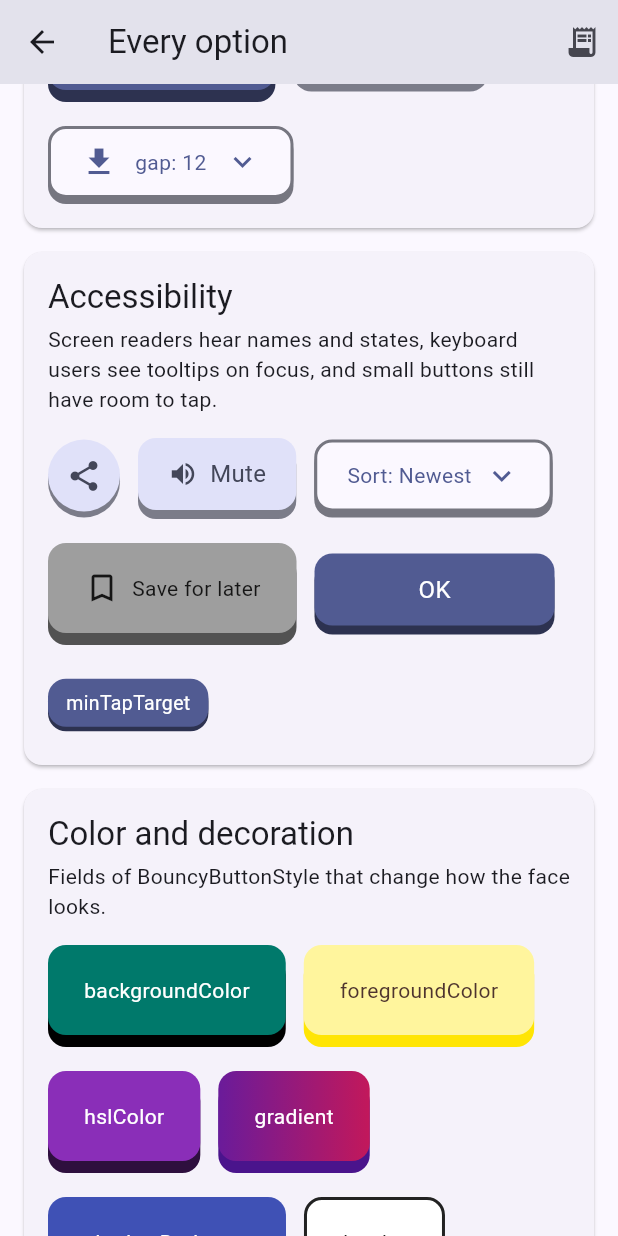
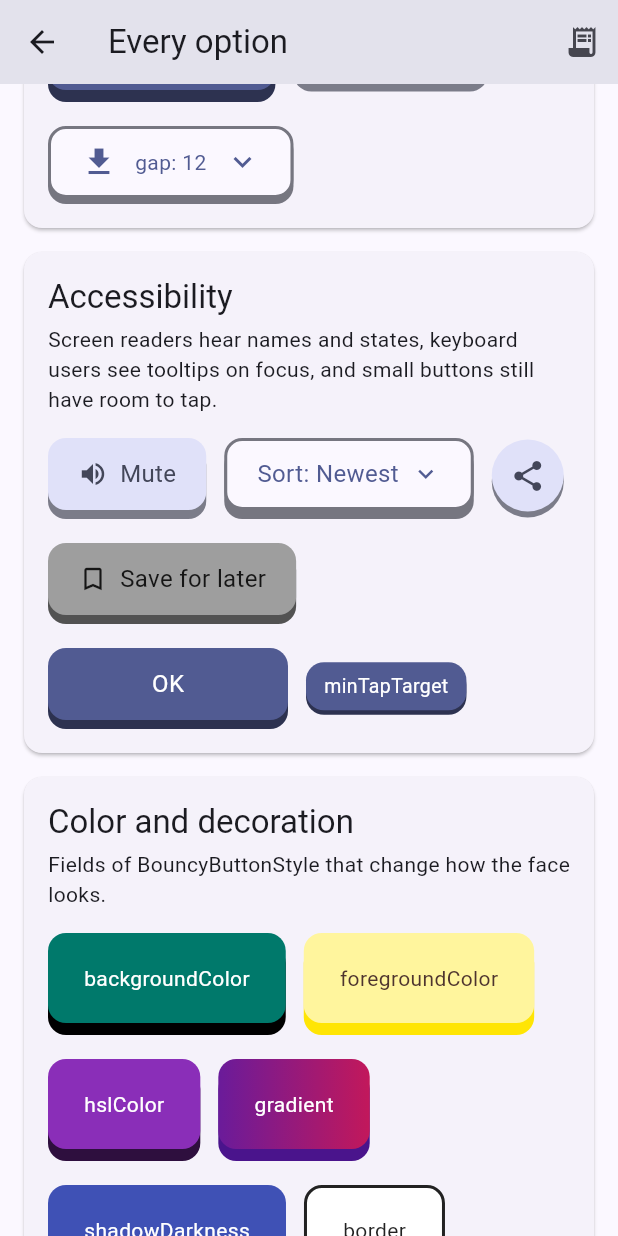
Before and after one commit to Ibrahim-Lokman/bouncy_button, a Flutter app: the GalleryPage screen opened directly, scrolled down 2304 dp, on a phone screen of 412 x 824 dp. Run offline on Flutter 3.47's test engine with Material 3 defaults, Android fonts, the phone set to English and light mode, and no system bars.

Commit message:
Fix issues from the second review
- The loading spinner takes the color of the loading text, including a
  color from style.textStyle. Tests cover that and a disabled spinner.
- The screenshot tests show a disabled loading button again, next to the
  enabled one.
- Release checklist: push the tag before publishing, and check that the
  README's images load, as they come from the tag.
- Example: Features cards keep their state when scrolled away, the theme
  demo keeps the app's haptics and sound settings, and the Gallery reuses
  the tour's accessibility demo instead of a copy.
- The tour tests reset the once-per-run warnings and keep other output.
- make_gifs.sh starts a full run clean, removes GIFs of screenshot-only
  features, and stops clearly when no frames were recorded.

```diff
--- a/example/lib/screens/gallery_screen.dart
+++ b/example/lib/screens/gallery_screen.dart
@@ -4,6 +4,7 @@ import 'package:flutter/material.dart';
 
 import '../data/mock_backend.dart';
 import '../state/demo_scope.dart';
+import '../tour/accessibility_demos.dart';
 import '../widgets/demo_section.dart';
 
 /// Shows every public option of the package, grouped by purpose.
@@ -27,17 +28,6 @@ class _GalleryScreenState extends State<GalleryScreen> {
   }
 
   bool _externalLoading = false;
-  bool _muted = false;
-  String _sort = 'Newest';
-  bool _sortOpen = false;
-
-  void _setSortOpen(bool open) {
-    // The menu can close as the screen goes away.
-    if (mounted) {
-      setState(() => _sortOpen = open);
-    }
-  }
-
   Set<String> _view = {'week'};
   Set<String> _formats = {'bold'};
 
@@ -320,56 +310,9 @@ class _GalleryScreenState extends State<GalleryScreen> {
       subtitle: 'Screen readers hear names and states, keyboard users see '
           'tooltips on focus, and small buttons still have room to tap.',
       children: [
-        // An icon alone gives screen readers nothing to read, so this
-        // constructor requires a tooltip.
-        BouncyButton.icon(
-          onPressed: _log('Share'),
-          tooltip: 'Share',
-          icon: const Icon(Icons.share),
-        ),
-        // The label stays "Mute". Screen readers add "checked" or "not
-        // checked", and the style shows the state.
-        BouncyButton(
-          isSelected: _muted,
-          onPressed: () {
-            setState(() => _muted = !_muted);
-            DemoScope.read(context).log.add(_muted ? 'Muted' : 'Unmuted');
-          },
-          style: BouncyButtonStyle.fromSize(BouncyButtonSize.medium).copyWith(
-            fill: _muted ? BouncyButtonFill.filled : BouncyButtonFill.tonal,
-          ),
-          leading: Icon(_muted ? Icons.volume_off : Icons.volume_up),
-          child: const Text('Mute'),
-        ),
-        // Screen readers hear whether the menu is open.
-        MenuAnchor(
-          onOpen: () => _setSortOpen(true),
-          onClose: () => _setSortOpen(false),
-          menuChildren: [
-            for (final option in ['Newest', 'Price', 'Rating'])
-              MenuItemButton(
-                onPressed: () {
-                  setState(() => _sort = option);
-                  DemoScope.read(context).log.add('Sorted by $option');
-                },
-                child: Text(option),
-              ),
-          ],
-          builder: (context, menu, _) => BouncyButton(
-            expanded: _sortOpen,
-            onPressed: () => menu.isOpen ? menu.close() : menu.open(),
-            style: BouncyButtonStyle.outlined,
-            trailing: Icon(_sortOpen ? Icons.expand_less : Icons.expand_more),
-            child: Text('Sort: $_sort'),
-          ),
-        ),
-        // Tells people why they can't use it, on hover, long press, and to
-        // screen readers.
-        const BouncyButton(
-          disabledReason: 'Sign in to save items',
-          leading: Icon(Icons.bookmark_border),
-          child: Text('Save for later'),
-        ),
+        // The toggle, menu, icon, and disabled buttons, shared with the
+        // Features tab.
+        const AccessibilityDemo(),
         BouncyButton(
           onPressed: _log('minWidth'),
           style: BouncyButtonStyle.fromSize(BouncyButtonSize.medium)
--- a/example/lib/tour/style_demos.dart
+++ b/example/lib/tour/style_demos.dart
@@ -241,8 +241,10 @@ class _ThemeDemoState extends State<ThemeDemo> {
     final theme = ThemeData(
       colorSchemeSeed: _brand,
       brightness: _dark ? Brightness.dark : Brightness.light,
+      // Keeps the app's button theme, such as the haptics and sound set in
+      // Settings, and only changes the main style.
       extensions: [
-        BouncyButtonTheme(
+        (BouncyButtonTheme.of(context) ?? const BouncyButtonTheme()).copyWith(
           primaryStyle: BouncyButtonStyle.fromSize(BouncyButtonSize.medium),
         ),
       ],
--- a/lib/src/bouncy_button_widget.dart
+++ b/lib/src/bouncy_button_widget.dart
@@ -1242,7 +1242,10 @@ class _BouncyButtonState extends State<BouncyButton>
           dimension: 20,
           child: CircularProgressIndicator(
             strokeWidth: 2.5,
-            color: IconTheme.of(context).color,
+            // The same color as the button's text, including a color set
+            // through style.textStyle.
+            color: DefaultTextStyle.of(context).style.color ??
+                IconTheme.of(context).color,
           ),
         );
         final text = feedback.loadingText;
```
Also changed, not shown: example/lib/screens/features_screen.dart (+16 -1 lines), 7 other files.
